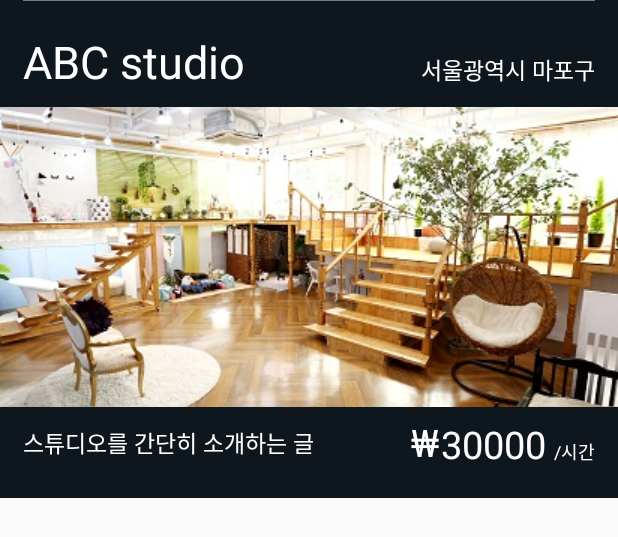
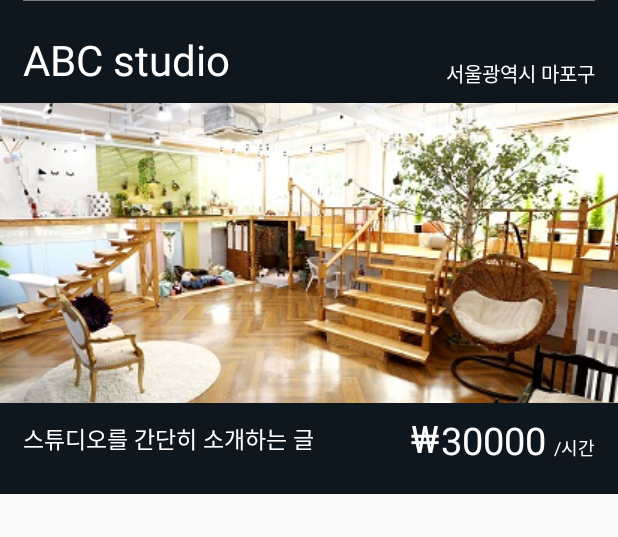
Before and after one commit to KOREAparksh/MakerThon, an Android app: the layout reservation_recycler_item.xml on its own in the app's theme, with its tools: preview values and no code run, on a phone screen of 412 x 824 dp. Shown: the top 537 px of the screen. Run offline under Robolectric (Android 15) with nearby library versions, the phone set to English and light mode, and no system bars.

Commit message:
[fix] 레아아웃 수정

```diff
--- a/app/src/main/java/com/practice/yeonda_makerthon/ActivityMain.java
+++ b/app/src/main/java/com/practice/yeonda_makerthon/ActivityMain.java
@@ -48,12 +48,19 @@ public class ActivityMain extends AppCompatActivity implements BottomNavigationV
         setContentView(R.layout.activity_main);
 
         initView();
-        getData();
 
         navi.setOnNavigationItemSelectedListener(this);
-        setFrag(1);
+        setFrag(0);
 
 
+    }
+
+    @Override
+    protected void onStart() {
+        super.onStart();
+        database = FirebaseDatabase.getInstance();
+        myRef = database.getReference("spaces");
+        getData();
     }
 
     private void getData() {
@@ -79,8 +86,6 @@ public class ActivityMain extends AppCompatActivity implements BottomNavigationV
             public void onCancelled(@NonNull DatabaseError error) {
             }
         });
-
-
     }
 
     private void initView() {
@@ -89,9 +94,6 @@ public class ActivityMain extends AppCompatActivity implements BottomNavigationV
         fragmentReservation = new FragmentReservation();
         fragmentSmartKey = new FragmentSmartKey();
         fragmentSetting = new FragmentSetting();
-
-        database = FirebaseDatabase.getInstance();
-        myRef = database.getReference("spaces");
 
 
         navi.setSelectedItemId(R.id.key);//초반 픽되어있을 곳
--- a/app/src/main/res/layout/reservation_recycler_item.xml
+++ b/app/src/main/res/layout/reservation_recycler_item.xml
@@ -25,33 +25,28 @@
         <TextView
             android:id="@+id/studio_name_reservation_recycler_item"
             android:layout_width="200dp"
-            android:layout_height="wrap_content"
-            app:layout_constraintTop_toTopOf="parent"
+            android:layout_height="38dp"
             app:layout_constraintBottom_toBottomOf="parent"
             app:layout_constraintLeft_toLeftOf="parent"
             android:layout_marginLeft="15dp"
+            android:gravity="bottom"
             android:text="ABC studio"
-            android:textSize="30dp"
-            android:ellipsize="marquee"
-            android:singleLine="true"
-            android:focusable="true"
+            android:autoSizeTextType="uniform"
+            android:maxLines="1"
             android:textColor="@android:color/white"/>
 
         <TextView
             android:id="@+id/studio_location_reservation_recycler_item"
             android:layout_width="140dp"
-            android:layout_height="wrap_content"
-            app:layout_constraintTop_toTopOf="parent"
+            android:layout_height="30dp"
             app:layout_constraintBottom_toBottomOf="parent"
             app:layout_constraintRight_toRightOf="parent"
-            android:gravity="right"
+            android:gravity="end"
             android:paddingTop="10dp"
             android:layout_marginRight="15dp"
             android:text="서울광역시 마포구"
-            android:textSize="15dp"
-            android:ellipsize="marquee"
-            android:singleLine="true"
-            android:focusable="true"
+            android:autoSizeTextType="uniform"
+            android:maxLines="1"
             android:textColor="@android:color/white"/>
 
     </androidx.constraintlayout.widget.ConstraintLayout>
```
